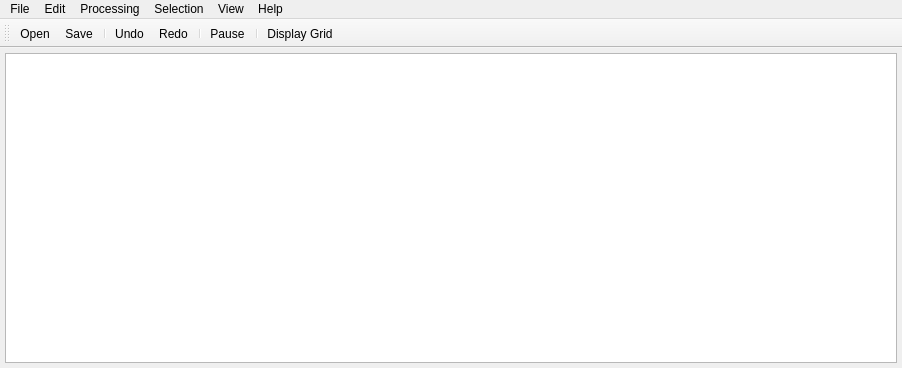
This is src/csapex/ui/csapex_window.ui in cogsys-tuebingen/csapex as Qt 5 draws it before an edit. The edited form follows.
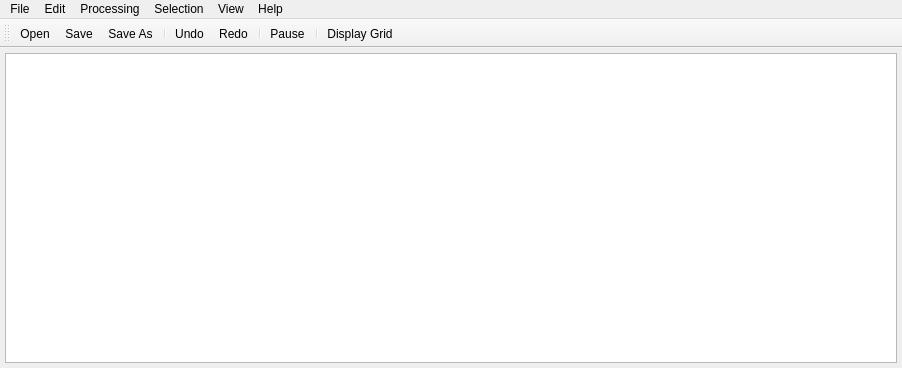
This is the edited form. Icons and pictures are not drawn.

Commit message: Fixes #11: Save as button added

Diff of the .ui file:
```diff
--- a/src/csapex/ui/csapex_window.ui
+++ b/src/csapex/ui/csapex_window.ui
@@ -122,10 +122,11 @@
     <enum>TopToolBarArea</enum>
    </attribute>
    <attribute name="toolBarBreak">
-    <bool>true</bool>
+    <bool>false</bool>
    </attribute>
    <addaction name="actionLoad"/>
    <addaction name="actionSave"/>
+   <addaction name="actionSaveAs"/>
    <addaction name="separator"/>
    <addaction name="actionUndo"/>
    <addaction name="actionRedo"/>
```
Left out of the diff: 17 changed lines with no effect on the pictures. The commit also changes 3 other files.
